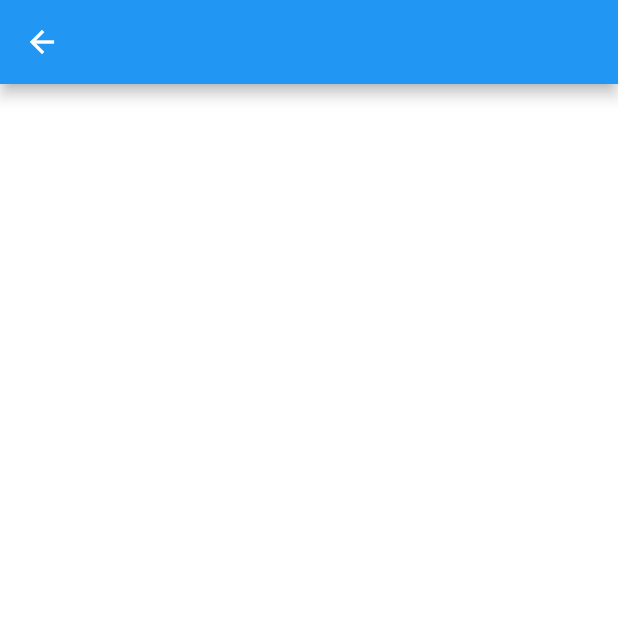
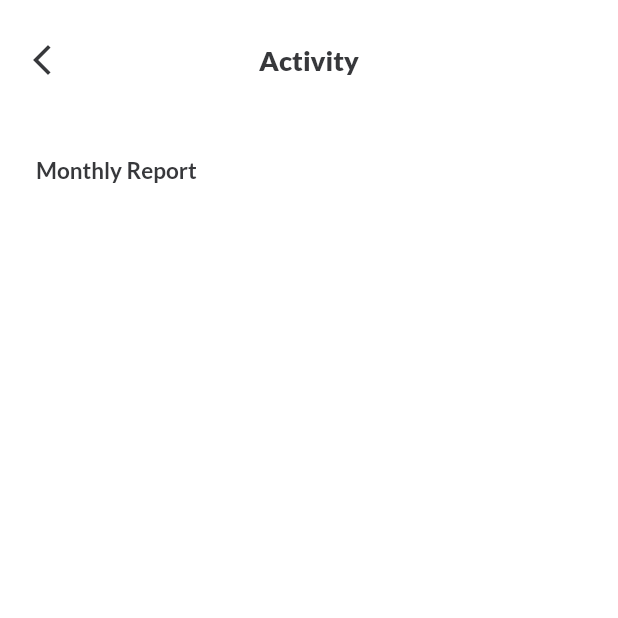
Before and after one commit to CarlosDiaz12/expenses-ui-challenge, a Flutter app: the screen it shows after launch, after a tap on "See Activity", on a phone screen of 412 x 824 dp, the top half of it. Run offline on Flutter 3.47's test engine with Material 2 defaults, Android fonts, the phone set to English and light mode, and no system bars; our stand-ins replace flutter_svg, google_fonts.

Commit message:
🚧 init activity page

```diff
--- a/lib/main.dart
+++ b/lib/main.dart
@@ -14,9 +14,6 @@ class MyApp extends StatelessWidget {
 
   @override
   Widget build(BuildContext context) {
-    SystemChrome.setSystemUIOverlayStyle(const SystemUiOverlayStyle(
-      statusBarColor: Colors.transparent,
-    ));
     return MaterialApp(
       debugShowCheckedModeBanner: false,
       title: 'Flutter Demo',
--- a/lib/pages/activity_page.dart
+++ b/lib/pages/activity_page.dart
@@ -1,4 +1,6 @@
+import 'package:expenses_ui_challenge/constants/app_constants.dart';
 import 'package:flutter/material.dart';
+import 'package:flutter/services.dart';
 
 class ActivityPage extends StatelessWidget {
   static const routeName = '/activity-page';
@@ -6,10 +8,65 @@ class ActivityPage extends StatelessWidget {
 
   @override
   Widget build(BuildContext context) {
+    SystemChrome.setSystemUIOverlayStyle(const SystemUiOverlayStyle(
+      statusBarColor: Colors.transparent,
+    ));
     return Scaffold(
-      appBar: AppBar(
-        centerTitle: true,
+      appBar: PreferredSize(
+        preferredSize: Size.fromHeight(80),
+        child: _CustomAppBar(),
+      ),
+      body: SafeArea(
+        child: SingleChildScrollView(
+          padding: const EdgeInsets.only(
+            top: 24.0,
+            left: 24.0,
+            right: 24.0,
+          ),
+          child: Column(
+            children: [
+              Text(
+                'Monthly Report',
+                style: AppConstants.primaryTextStyle,
+              ),
+            ],
+          ),
+        ),
       ),
     );
   }
 }
+
+class _CustomAppBar extends StatelessWidget {
+  const _CustomAppBar({
+    Key? key,
+  }) : super(key: key);
+
+  @override
+  Widget build(BuildContext context) {
+    return AppBar(
+      toolbarHeight: 80,
+      leading: GestureDetector(
+        onTap: () {
+          if (Navigator.canPop(context)) {
+            Navigator.of(context).pop();
+          }
+        },
+        child: Icon(
+          Icons.arrow_back_ios_new,
+          color: AppConstants.titleTextColor,
+        ),
+      ),
+      backgroundColor: Colors.transparent,
+      elevation: 0,
+      centerTitle: true,
+      title: Text(
+        'Activity',
+        style: AppConstants.primaryTextStyle.copyWith(
+          fontWeight: FontWeight.w900,
+          fontSize: 18,
+        ),
+      ),
+    );
+  }
+}
--- a/lib/pages/home_page.dart
+++ b/lib/pages/home_page.dart
@@ -1,3 +1,5 @@
+import 'package:flutter/services.dart';
+
 import '../widgets/transaction_list_widget.dart';
 import 'package:flutter/material.dart';
 import '../widgets/bottom_navigation.dart';
@@ -10,6 +12,9 @@ class HomePage extends StatelessWidget {
 
   @override
   Widget build(BuildContext context) {
+    SystemChrome.setSystemUIOverlayStyle(const SystemUiOverlayStyle(
+      statusBarColor: Colors.transparent,
+    ));
     return Scaffold(
       body: SafeArea(
         child: SingleChildScrollView(
```
